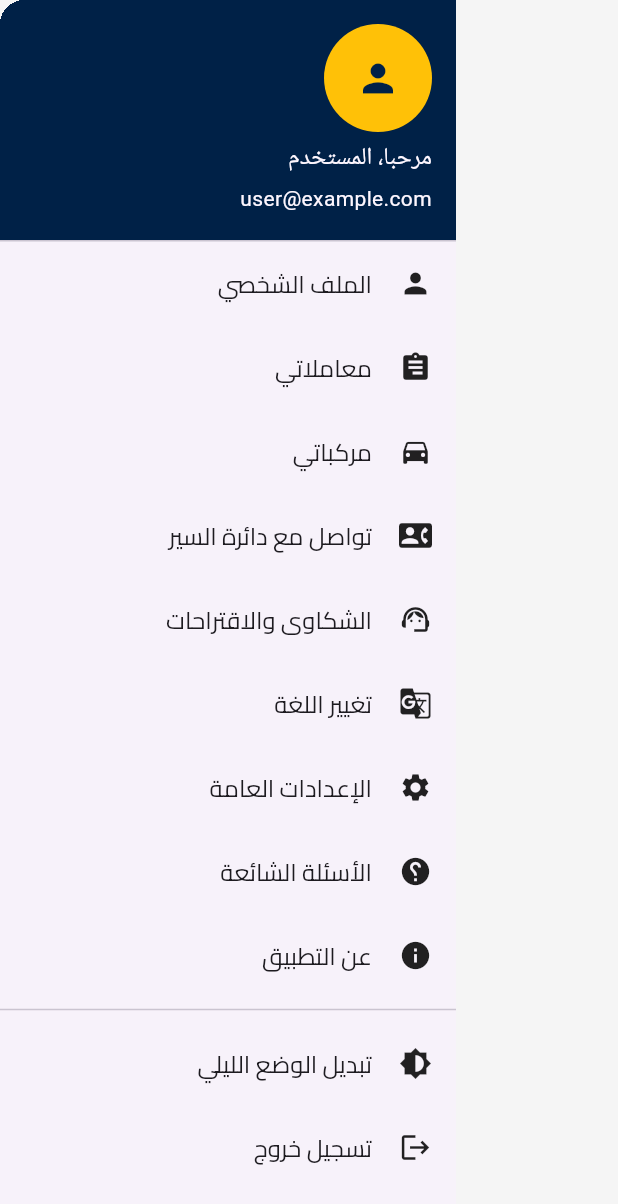
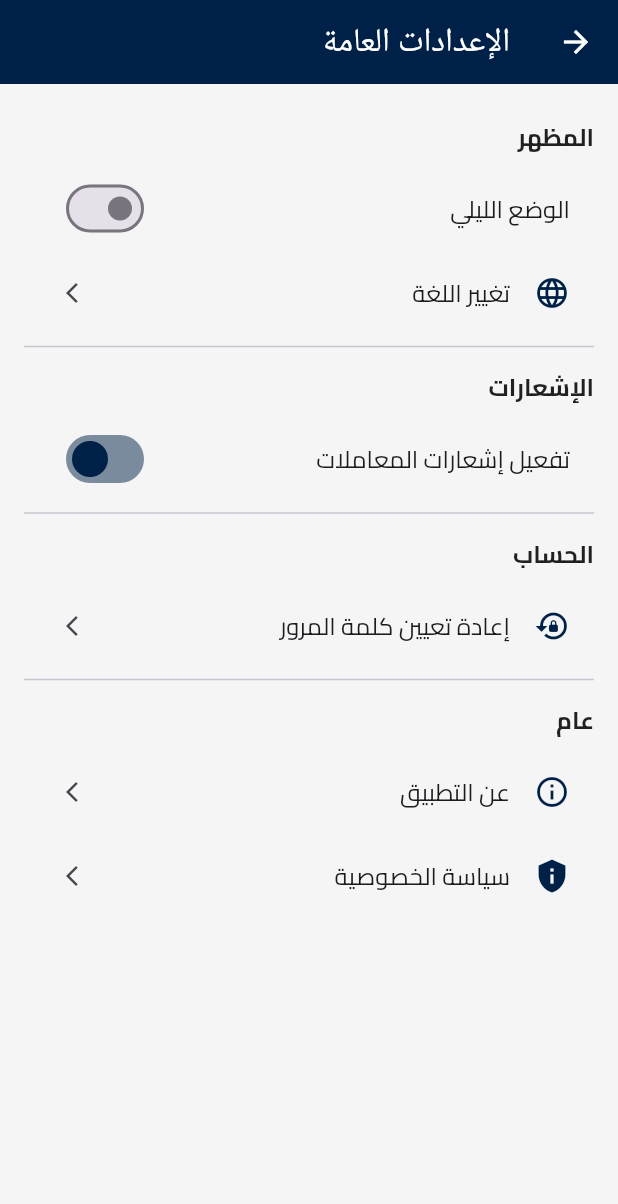
Before and after one commit to osamadweikat/Traffic-Department-Frontend, a Flutter app: the CustomDrawer widget shown alone on an empty page, opened directly with empty values, after a tap on "الإعدادات العامة", on a phone screen of 412 x 824 dp. Shown: the top 1204 px of the screen. Run offline on Flutter 3.47's test engine with Material 3 defaults, Android fonts, the phone set to English and light mode, and no system bars; our stand-ins replace image_picker, permission_handler, shared_preferences; accounts and stored records are empty.

Commit message:
edit custom drawer and add settings screen

```diff
--- /dev/null
+++ b/lib/screens/settings/general_settings_screen.dart
@@ -0,0 +1,110 @@
+import 'package:flutter/material.dart';
+import '/theme/app_theme.dart';
+
+class GeneralSettingsScreen extends StatefulWidget {
+  const GeneralSettingsScreen({super.key});
+
+  @override
+  State<GeneralSettingsScreen> createState() => _GeneralSettingsScreenState();
+}
+
+class _GeneralSettingsScreenState extends State<GeneralSettingsScreen> {
+  bool isDarkMode = false;
+  bool notificationsEnabled = true;
+
+  @override
+  Widget build(BuildContext context) {
+    return Directionality(
+      textDirection: TextDirection.rtl,
+      child: Scaffold(
+        appBar: AppBar(
+          title: const Text("الإعدادات العامة"),
+          backgroundColor: AppTheme.navy,
+        ),
+        backgroundColor: AppTheme.lightGrey,
+        body: ListView(
+          padding: const EdgeInsets.all(16),
+          children: [
+            _buildSectionTitle("المظهر"),
+            _buildSwitchTile(
+              title: "الوضع الليلي",
+              value: isDarkMode,
+              onChanged: (val) {
+                setState(() => isDarkMode = val);
+              },
+            ),
+            _buildNavigationTile(
+              icon: Icons.language,
+              title: "تغيير اللغة",
+              onTap: () {
+                Navigator.pushNamed(context, "/language-settings");
+              },
+            ),
+            const Divider(),
+
+            _buildSectionTitle("الإشعارات"),
+            _buildSwitchTile(
+              title: "تفعيل إشعارات المعاملات",
+              value: notificationsEnabled,
+              onChanged: (val) {
+                setState(() => notificationsEnabled = val);
+              },
+            ),
+            const Divider(),
+
+            _buildSectionTitle("الحساب"),
+            _buildNavigationTile(
+              icon: Icons.lock_reset,
+              title: "إعادة تعيين كلمة المرور",
+              onTap: () {
+              },
+            ),
+            const Divider(),
+
+            _buildSectionTitle("عام"),
+            _buildNavigationTile(
+              icon: Icons.info_outline,
+              title: "عن التطبيق",
+              onTap: () {
+              },
+            ),
+            _buildNavigationTile(
+              icon: Icons.privacy_tip,
+              title: "سياسة الخصوصية",
+              onTap: () {
+              },
+            ),
+          ],
+        ),
+      ),
+    );
+  }
+
+  Widget _buildSectionTitle(String title) {
+    return Padding(
+      padding: const EdgeInsets.symmetric(vertical: 8),
+      child: Text(
+        title,
+        style: const TextStyle(fontSize: 16, fontWeight: FontWeight.bold, color: Colors.black87),
+      ),
+    );
+  }
+
+  Widget _buildSwitchTile({required String title, required bool value, required Function(bool) onChanged}) {
+    return SwitchListTile(
+      title: Text(title),
+      value: value,
+      onChanged: onChanged,
+      activeColor: AppTheme.navy,
+    );
+  }
+
+  Widget _buildNavigationTile({required IconData icon, required String title, required VoidCallback onTap}) {
+    return ListTile(
+      leading: Icon(icon, color: AppTheme.navy),
+      title: Text(title),
+      trailing: const Icon(Icons.arrow_forward_ios, size: 16),
+      onTap: onTap,
+    );
+  }
+}
--- a/lib/widgets/custom_drawer.dart
+++ b/lib/widgets/custom_drawer.dart
@@ -3,8 +3,8 @@ import 'package:traffic_department/screens/contact/contact_us_screen.dart';
 import 'package:traffic_department/screens/profile/profile_screen.dart';
 import 'package:traffic_department/screens/transactions/transactions_screen.dart';
 import 'package:traffic_department/screens/vehicles/vehicles_screen.dart';
-import 'package:traffic_department/screens/complaints/complaints_suggestions_screen.dart'; // تأكد من استيراد الملف بشكل صحيح
-
+import 'package:traffic_department/screens/complaints/complaints_suggestions_screen.dart';
+import 'package:traffic_department/screens/settings/general_settings_screen.dart';
 import '../theme/app_theme.dart';
 
 class CustomDrawer extends StatelessWidget {
@@ -23,93 +23,71 @@ class CustomDrawer extends StatelessWidget {
             UserAccountsDrawerHeader(
               margin: EdgeInsets.zero,
               decoration: const BoxDecoration(color: AppTheme.navy),
-              accountName: const Text('مرحبا، المستخدم'),
-              accountEmail: const Text('user@example.com'),
+              accountName: const Text('مرحبا، المستخدم', style: TextStyle(fontWeight: FontWeight.bold)),
+              accountEmail: const Text('مفعل - آخر دخول: قبل دقيقة'),
               currentAccountPicture: CircleAvatar(
                 backgroundColor: AppTheme.yellow,
                 child: const Icon(Icons.person, color: AppTheme.navy, size: 30),
               ),
             ),
 
-            _buildListTile(
-              Icons.person,
-              "الملف الشخصي",
-              onTap: () {
-                Navigator.push(
-                  context,
-                  MaterialPageRoute(
-                    builder:
-                        (_) => const ProfileScreen(
-                          fullName: "محمد أحمد خالد علي",
-                          nationalId: "1234567890",
-                          birthDate: "1999-01-01",
-                        ),
-                  ),
-                );
-              },
-            ),
-            _buildListTile(
-              Icons.assignment,
-              "معاملاتي",
-              onTap: () {
-                Navigator.push(
-                  context,
-                  MaterialPageRoute(builder: (_) => const TransactionsScreen()),
-                );
-              },
-            ),
+            _buildSectionHeader("الحساب"),
+            _buildListTile(Icons.person, "الملف الشخصي", iconColor: AppTheme.navy, onTap: () {
+              Navigator.push(context, MaterialPageRoute(
+                builder: (_) => const ProfileScreen(
+                  fullName: "محمد أحمد خالد علي",
+                  nationalId: "1234567890",
+                  birthDate: "1999-01-01",
+                ),
+              ));
+            }),
+            _buildListTile(Icons.assignment, "معاملاتي", iconColor: Colors.brown.shade700, onTap: () {
+              Navigator.push(context, MaterialPageRoute(
+                builder: (_) => const TransactionsScreen(),
+              ));
+            }),
 
-            _buildListTile(
-              Icons.directions_car,
-              "مركباتي",
-              onTap: () {
-                Navigator.push(
-                  context,
-                  MaterialPageRoute(builder: (_) => const VehiclesScreen()),
-                );
-              },
-            ),
-            _buildListTile(
-              Icons.contact_phone,
-              "تواصل مع دائرة السير",
-              onTap: () {
-                Navigator.push(
-                  context,
-                  MaterialPageRoute(builder: (_) => const ContactUsScreen()),
-                );
-              },
-            ),
+            const Divider(),
 
-            _buildListTile(
-              Icons.support_agent,
-              "الشكاوى والاقتراحات",
-              onTap: () {
-                Navigator.push(
-                  context,
-                  MaterialPageRoute(
-                    builder:
-                        (_) =>
-                            const ComplaintsSuggestionsScreen(),
-                  ),
-                );
-              },
-            ),
-            _buildListTile(Icons.g_translate, "تغيير اللغة"),
-            _buildListTile(Icons.settings, "الإعدادات العامة"),
-            _buildListTile(Icons.help, "الأسئلة الشائعة"),
-            _buildListTile(Icons.info, "عن التطبيق"),
+            _buildSectionHeader("المركبات"),
+            _buildListTile(Icons.directions_car, "مركباتي", iconColor: Colors.indigo, onTap: () {
+              Navigator.push(context, MaterialPageRoute(
+                builder: (_) => const VehiclesScreen(),
+              ));
+            }),
+
             const Divider(),
-            _buildListTile(
-              Icons.brightness_6,
-              "تبديل الوضع الليلي",
-              onTap: () {
-                Navigator.pop(context);
-                toggleTheme();
-              },
-            ),
-            _buildListTile(
-              Icons.logout,
-              "تسجيل خروج",
+
+            _buildSectionHeader("المساعدة"),
+            _buildListTile(Icons.support_agent, "الشكاوى والاقتراحات", iconColor: Colors.green, onTap: () {
+              Navigator.push(context, MaterialPageRoute(
+                builder: (_) => const ComplaintsSuggestionsScreen(),
+              ));
+            }),
+            _buildListTile(Icons.question_answer, "الأسئلة الشائعة", iconColor: Colors.blueGrey),
+            _buildListTile(Icons.phone_in_talk, "تواصل مع دائرة السير", iconColor: Colors.teal, onTap: () {
+              Navigator.push(context, MaterialPageRoute(
+                builder: (_) => const ContactUsScreen(),
+              ));
+            }),
+
+            const Divider(),
+
+            _buildSectionHeader("الإعدادات"),
+            _buildListTile(Icons.settings, "الإعدادات العامة", iconColor: Colors.deepPurple, onTap: () {
+              Navigator.push(context, MaterialPageRoute(
+                builder: (_) => const GeneralSettingsScreen(),
+              ));
+            }),
+
+            const Divider(height: 24),
+
+            ListTile(
+              leading: const Icon(Icons.logout, color: Colors.red),
+              title: const Text(
+                "تسجيل خروج",
+                style: TextStyle(color: Colors.red, fontWeight: FontWeight.bold),
+              ),
               onTap: () {
                 Navigator.pushReplacementNamed(context, '/login');
               },
@@ -120,11 +98,22 @@ class CustomDrawer extends StatelessWidget {
     );
   }
 
-  ListTile _buildListTile(IconData icon, String title, {VoidCallback? onTap}) {
+  Widget _buildSectionHeader(String title) {
+    return Padding(
+      padding: const EdgeInsets.symmetric(horizontal: 16, vertical: 6),
+      child: Text(
+        title,
+        style: const TextStyle(fontSize: 16, fontWeight: FontWeight.bold, color: Colors.black54),
+      ),
+    );
+  }
+
+  Widget _buildListTile(IconData icon, String title, {VoidCallback? onTap, Color? iconColor}) {
     return ListTile(
-      leading: Icon(icon, color: Colors.black87, size: 22),
-      title: Text(title),
-      onTap: onTap ?? () {},
+      leading: Icon(icon, color: iconColor ?? Colors.black87, size: 22),
+      title: Text(title, style: const TextStyle(fontSize: 15)),
+      onTap: onTap,
+      splashColor: AppTheme.yellow.withOpacity(0.2),
     );
   }
 }
```
Also changed, not shown: lib/screens/profile/profile_screen.dart (+1 -26 lines).
